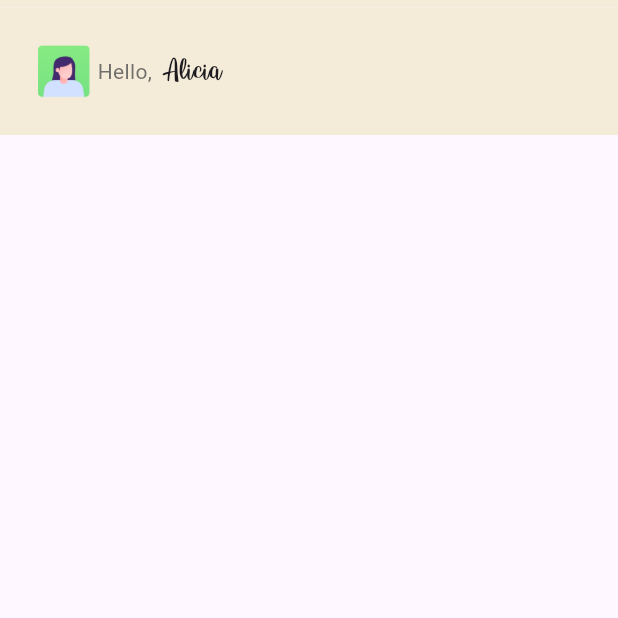
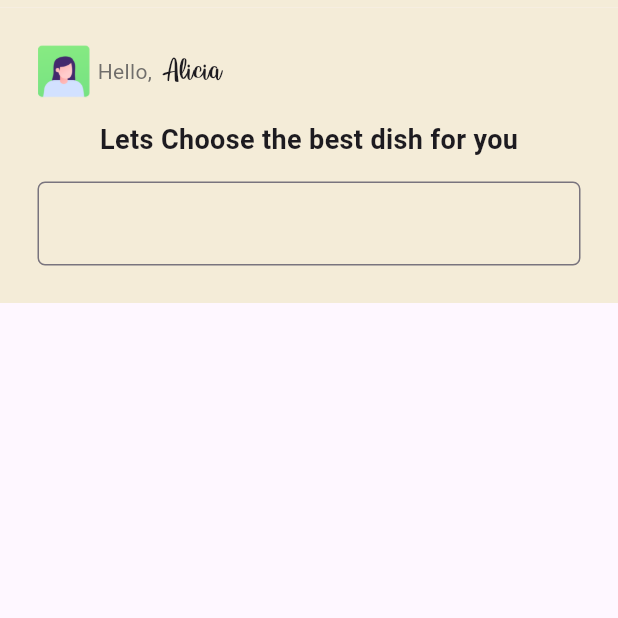
Before and after one commit to Sanidhya-Pundeer/Flutter, a Flutter app: the screen it shows after launch, after a tap on "Continue with Apple", on a phone screen of 412 x 824 dp, the top half of it. Run offline on Flutter 3.47's test engine with Material 3 defaults, Android fonts, the phone set to English and light mode, and no system bars; network calls fail.

Commit message:
home page updated

```diff
--- a/recipeapp/lib/main.dart
+++ b/recipeapp/lib/main.dart
@@ -387,6 +387,22 @@ class HomePage extends StatelessWidget {
                         ),
                       ],
                     ),
+                  ),
+                  SizedBox(
+                    height: 15,
+                  ),
+                  Text(
+                    'Lets Choose the best dish for you',
+                    style: TextStyle(fontSize: 18, fontWeight: FontWeight.bold),
+                    textAlign: TextAlign.left,
+                  ),
+                  SizedBox(
+                    height: 15,
+                  ),
+                  TextField(
+                    decoration: InputDecoration(
+                        border: OutlineInputBorder(
+                            borderRadius: BorderRadius.circular(5.0))),
                   )
                 ],
               ),
```
